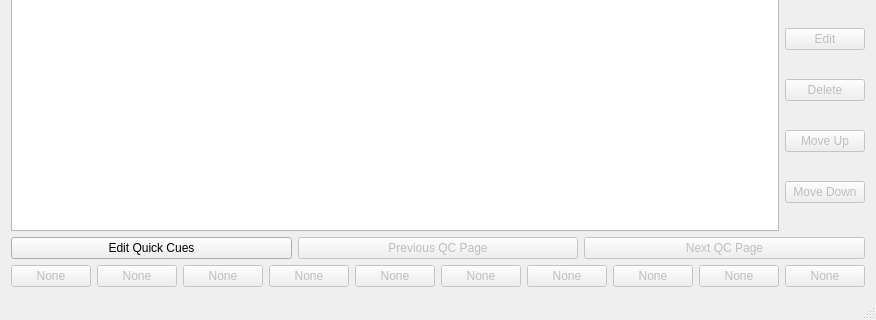
This is mainwindow.ui in PotatoPopcorn/PlanktonScriptCue as Qt 5 draws it before an edit; both pictures show x 0 to 876 and y 280 to 600 of the 876 by 600 pixel window. The edited form follows.
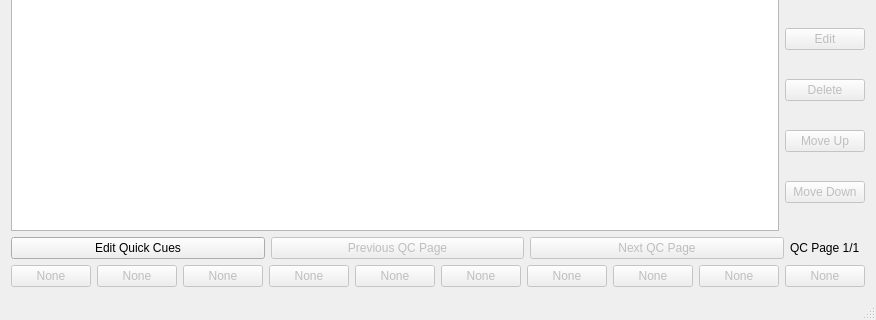
This is the edited form.

Commit message: Add QC Page to MainWindow UI

```diff
--- a/mainwindow.ui
+++ b/mainwindow.ui
@@ -148,6 +148,25 @@
         </property>
        </widget>
       </item>
+      <item>
+       <widget class="QLabel" name="label">
+        <property name="sizePolicy">
+         <sizepolicy hsizetype="Preferred" vsizetype="Preferred">
+          <horstretch>0</horstretch>
+          <verstretch>0</verstretch>
+         </sizepolicy>
+        </property>
+        <property name="maximumSize">
+         <size>
+          <width>75</width>
+          <height>16777215</height>
+         </size>
+        </property>
+        <property name="text">
+         <string>QC Page 1/1</string>
+        </property>
+       </widget>
+      </item>
      </layout>
     </item>
     <item>
```
